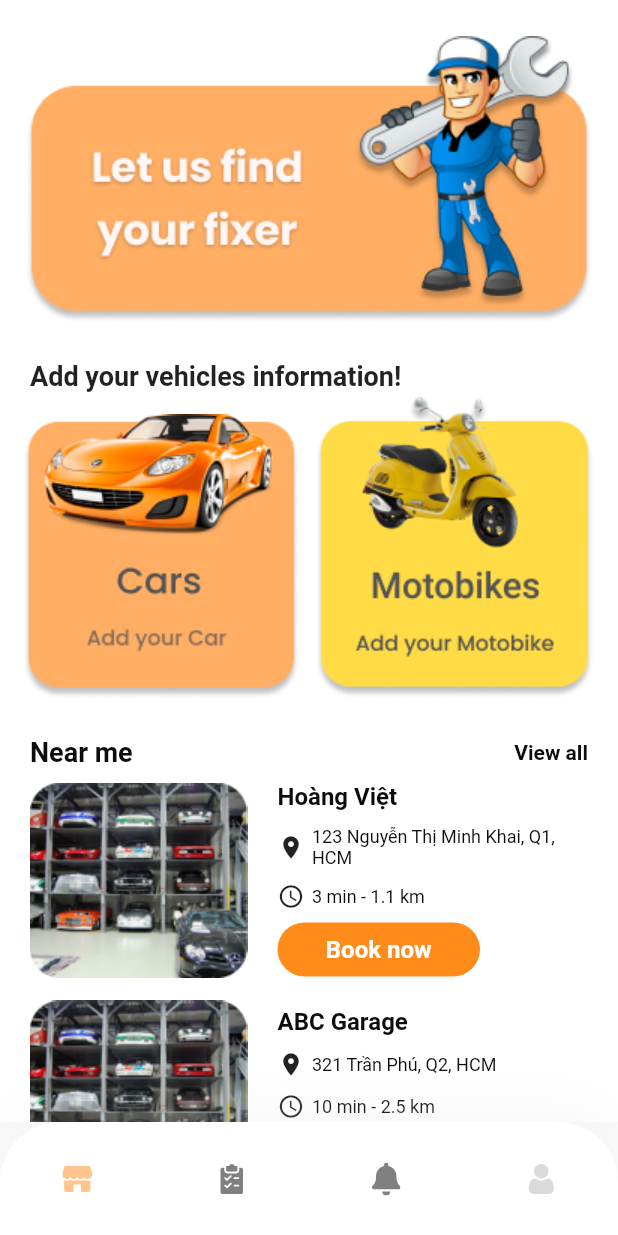
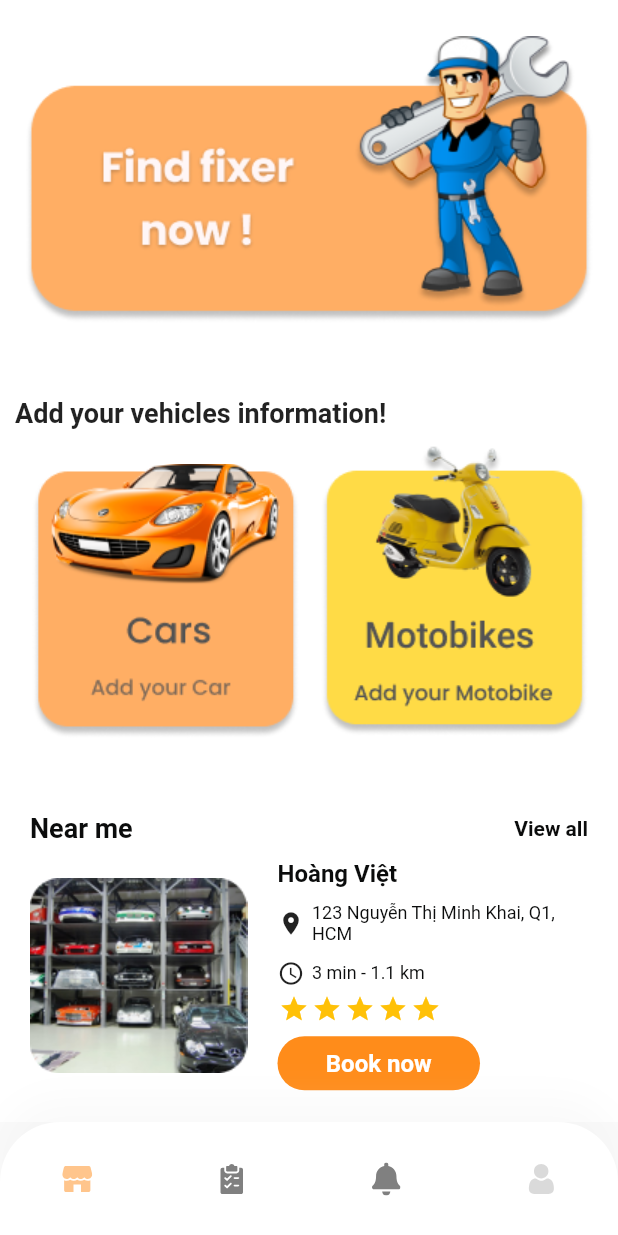
Before and after one commit to tuhu556/repair_store_hci201, a Flutter app: the HomeScreen screen opened by its route, on a phone screen of 412 x 824 dp. Run offline on Flutter 3.47's test engine with Material 2 defaults, Android fonts, the phone set to English and light mode, and no system bars; drawn by our look-alikes of flutter_rating_bar, keyboard_dismisser; our stand-ins replace flutter_spinkit, flutter_svg, font_awesome_flutter; Roboto replaces fonts that are missing (Poppins).

Commit message:
update Main Screen

```diff
--- a/lib/dtos/garage.dart
+++ b/lib/dtos/garage.dart
@@ -5,7 +5,7 @@ class Garage {
   final String address;
   final int time;
   final double distance;
-  final int rate;
+  final double rate;
   Garage({
     required this.id,
     required this.name,
@@ -15,5 +15,4 @@ class Garage {
     required this.distance,
     required this.rate,
   });
-
 }
--- a/lib/screens/home/home_screen.dart
+++ b/lib/screens/home/home_screen.dart
@@ -1,4 +1,5 @@
 import 'package:flutter/material.dart';
+import 'package:flutter_rating_bar/flutter_rating_bar.dart';
 import 'package:flutter_svg/flutter_svg.dart';
 import 'package:keyboard_dismisser/keyboard_dismisser.dart';
 import 'package:repair_app/components/bottom_nav_bar.dart';
@@ -18,8 +19,46 @@ class HomeScreen extends StatelessWidget {
   Widget build(BuildContext context) {
     Size size = MediaQuery.of(context).size;
     List<Garage> garages = [
-      Garage(id: 1, name: "Hoàng Việt", image: "assets/images/garage.png", address: "123 Nguyễn Thị Minh Khai, Q1, HCM", time: 3, distance: 1.1, rate: 5),
-      Garage(id: 2, name: "ABC Garage", image: "assets/images/garage.png", address: "321 Trần Phú, Q2, HCM", time: 10, distance: 2.5, rate: 5),
+      Garage(
+          id: 1,
+          name: "Hoàng Việt",
+          image: "assets/images/garage.png",
+          address: "123 Nguyễn Thị Minh Khai, Q1, HCM",
+          time: 3,
+          distance: 1.1,
+          rate: 5),
+      Garage(
+          id: 2,
+          name: "ABC Garage",
+          image: "assets/images/garage_2.png",
+          address: "113 Trần Hưng Đạo, Q9, HCM",
+          time: 10,
+          distance: 2.5,
+          rate: 4.5),
+      Garage(
+          id: 3,
+          name: "OP Garage",
+          image: "assets/images/garage_3.png",
+          address: "114 Quang Trung, Q12, HCM",
+          time: 10,
+          distance: 2.5,
+          rate: 4),
+      Garage(
+          id: 4,
+          name: "SSS Garage",
+          image: "assets/images/garage_4.png",
+          address: "321 Trần Phú, Q2, HCM",
+          time: 10,
+          distance: 2.5,
+          rate: 3),
+      Garage(
+          id: 5,
+          name: "BBB Garage",
+          image: "assets/images/garage_5.png",
+          address: "321 Trần Phú, Q2, HCM",
+          time: 10,
+          distance: 2.5,
+          rate: 1),
     ];
     return Scaffold(
       body: KeyboardDismisser(
@@ -52,23 +91,26 @@ class HomeScreen extends StatelessWidget {
                           ),
                         ),
                       ),
+                      SizedBox(
+                        height: size.height * 0.03,
+                      ),
                       Padding(
-                        padding: const EdgeInsets.only(left: 10, top: 15),
+                        padding: const EdgeInsets.only(top: 15),
                         child: Text(
                           'Add your vehicles information!',
                           style: TextStyle(
                               fontSize: 18, fontWeight: FontWeight.bold),
                         ),
                       ),
-
                       Row(
-                        mainAxisAlignment: MainAxisAlignment.spaceBetween,
-                        children: [
-                          Padding(
+                        children: <Widget>[
+                          Expanded(
+                            child: Padding(
                               padding: EdgeInsets.only(left: 5, top: 15),
                               child: GestureDetector(
                                 child: Image(
-                                image: AssetImage("assets/images/cars_button_2.png"),
+                                  image: AssetImage(
+                                      "assets/images/cars_button_2.png"),
                                 ),
                                 onTap: () {
                                   Navigator.pushNamed(
@@ -78,11 +120,14 @@ class HomeScreen extends StatelessWidget {
                                 },
                               ),
                             ),
-                          Padding(
-                            padding: EdgeInsets.only(right: 5),
+                          ),
+                          Expanded(
+                            child: Padding(
+                              padding: EdgeInsets.only(right: 2),
                               child: GestureDetector(
                                 child: Image(
-                                image: AssetImage("assets/images/motobikes_button_2.png"),
+                                  image: AssetImage(
+                                      "assets/images/motobikes_button_2.png"),
                                 ),
                                 onTap: () {
                                   Navigator.pushNamed(
@@ -92,10 +137,11 @@ class HomeScreen extends StatelessWidget {
                                 },
                               ),
                             ),
+                          ),
                         ],
                       ),
                       SizedBox(
-                        height: size.height * 0.03,
+                        height: size.height * 0.05,
                       ),
                       Row(
                         mainAxisAlignment: MainAxisAlignment.spaceBetween,
@@ -128,7 +174,7 @@ class HomeScreen extends StatelessWidget {
                         ],
                       ),
                       new ListView.builder(
-                          itemBuilder: (_,int index)=>EachList(garages[index]),
+                        itemBuilder: (_, int index) => EachList(garages[index]),
                         itemCount: garages.length,
                         shrinkWrap: true,
                         physics: NeverScrollableScrollPhysics(),
@@ -241,18 +287,17 @@ class HomeScreen extends StatelessWidget {
   }
 }
 
-class EachList extends StatelessWidget{
+class EachList extends StatelessWidget {
   final Garage garage;
   EachList(this.garage);
   @override
   Widget build(BuildContext context) {
     return new Container(
       padding: EdgeInsets.symmetric(vertical: 5, horizontal: 10),
-      child:
-        new Row(
+      child: new Row(
         children: <Widget>[
           Container(
-              child: Image.asset('assets/images/garage.png'),
+            child: Image.asset(garage.image),
           ),
           Expanded(
             child: Container(
@@ -294,7 +339,10 @@ class EachList extends StatelessWidget{
                   ),
                   Row(
                     children: [
-                        Icon(Icons.access_time, size: 18,),
+                      Icon(
+                        Icons.access_time,
+                        size: 18,
+                      ),
                       Container(
                         margin: EdgeInsets.only(left: 5.0),
                         child: Text(
@@ -309,18 +357,35 @@ class EachList extends StatelessWidget{
                     ],
                   ),
                   SizedBox(
+                    height: 5,
+                  ),
+                  RatingBar.builder(
+                    itemSize: 20,
+                    initialRating: garage.rate,
+                    minRating: 1,
+                    direction: Axis.horizontal,
+                    allowHalfRating: true,
+                    itemCount: 5,
+                    itemPadding: EdgeInsets.symmetric(horizontal: 1),
+                    itemBuilder: (context, _) => Icon(
+                      Icons.star,
+                      color: Colors.amber,
+                    ),
+                    onRatingUpdate: (rating) {
+                      print(rating);
+                    },
+                    ignoreGestures: true,
+                  ),
+                  SizedBox(
                     height: 2,
                   ),
                   Container(
                     width: 135,
                     child: TextButton(
                         style: TextButton.styleFrom(
-                              backgroundColor:
-                                  AppColors.colorFF8C1A,
+                            backgroundColor: AppColors.colorFF8C1A,
                             shape: RoundedRectangleBorder(
-                                  borderRadius:
-                                      BorderRadius.circular(
-                                          30))),
+                                borderRadius: BorderRadius.circular(30))),
                         onPressed: () {},
                         child: Text(
                           'Book now',
--- a/lib/screens/sign_in_up/components/body.dart
+++ b/lib/screens/sign_in_up/components/body.dart
@@ -34,6 +34,7 @@ class Body extends StatelessWidget {
                   );
                 },
               ),
+              SizedBox(height: size.height * 0.01),
               RoundedButton(
                 color: AppColors.colorECF0F1,
                 textColor: Colors.black,
--- a/pubspec.yaml
+++ b/pubspec.yaml
@@ -32,6 +32,7 @@ dependencies:
   keyboard_dismisser: ^2.0.0
   flutter_spinkit: ^5.1.0
   font_awesome_flutter: ^9.1.0
+  flutter_rating_bar: ^4.0.0
 
 
 dev_dependencies:
```
Also changed, not shown: assets/images/cars_button_2.png, assets/images/find.png, assets/images/garage_2.png (added), assets/images/garage_3.png (added), assets/images/garage_4.png (added), assets/images/garage_5.png (added), assets/images/motobikes_button_2.png, pubspec.lock. Lines whose indentation alone changed are shown as unchanged.
